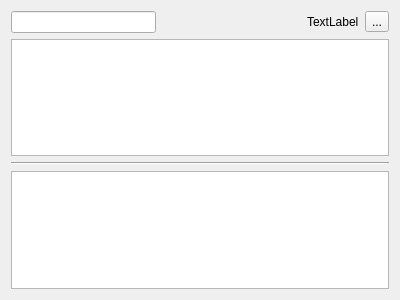
This is Window/notecard.ui in iamgeniuswei/MindReader as Qt 5 draws it before an edit. The edited form follows.
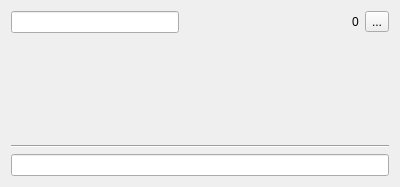
This is the edited form.

```diff
--- a/Window/notecard.ui
+++ b/Window/notecard.ui
@@ -7,13 +7,28 @@
     <x>0</x>
     <y>0</y>
     <width>400</width>
-    <height>300</height>
+    <height>181</height>
    </rect>
   </property>
+  <property name="minimumSize">
+   <size>
+    <width>400</width>
+    <height>0</height>
+   </size>
+  </property>
+  <property name="maximumSize">
+   <size>
+    <width>418</width>
+    <height>16777215</height>
+   </size>
+  </property>
   <property name="windowTitle">
    <string>Form</string>
   </property>
-  <layout class="QVBoxLayout" name="verticalLayout">
+  <property name="styleSheet">
+   <string notr="true">border-color: rgb(255, 0, 0);</string>
+  </property>
+  <layout class="QVBoxLayout" name="verticalLayout" stretch="0,1,0,0">
    <item>
     <layout class="QHBoxLayout" name="horizontalLayout">
      <item>
@@ -35,7 +50,7 @@
      <item>
       <widget class="QLabel" name="label">
        <property name="text">
-        <string>TextLabel</string>
+        <string>0</string>
        </property>
       </widget>
      </item>
@@ -49,7 +64,26 @@
     </layout>
    </item>
    <item>
-    <widget class="QTextBrowser" name="textBrowser"/>
+    <widget class="QLabel" name="content">
+     <property name="minimumSize">
+      <size>
+       <width>0</width>
+       <height>100</height>
+      </size>
+     </property>
+     <property name="text">
+      <string/>
+     </property>
+     <property name="textFormat">
+      <enum>Qt::RichText</enum>
+     </property>
+     <property name="scaledContents">
+      <bool>true</bool>
+     </property>
+     <property name="wordWrap">
+      <bool>true</bool>
+     </property>
+    </widget>
    </item>
    <item>
     <widget class="Line" name="line">
@@ -59,7 +93,7 @@
     </widget>
    </item>
    <item>
-    <widget class="QPlainTextEdit" name="plainTextEdit"/>
+    <widget class="QLineEdit" name="note"/>
    </item>
   </layout>
  </widget>
```
Left out of the diff: 4 changed lines with no effect on the pictures.
